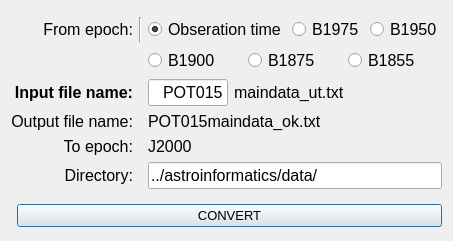
First picture: the form in ut.ui, repository nkirov/epochtool, before the edit.
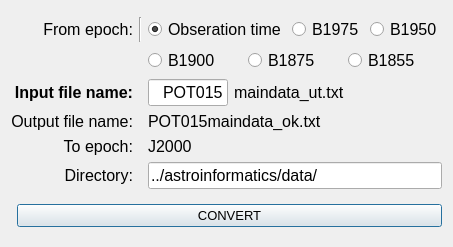
Second picture: the form after the edit.

```diff
--- a/ut.ui
+++ b/ut.ui
@@ -7,7 +7,7 @@
     <x>0</x>
     <y>0</y>
     <width>452</width>
-    <height>241</height>
+    <height>247</height>
    </rect>
   </property>
   <property name="font">
```
Left out of the diff: 2 changed lines with no effect on the pictures.
